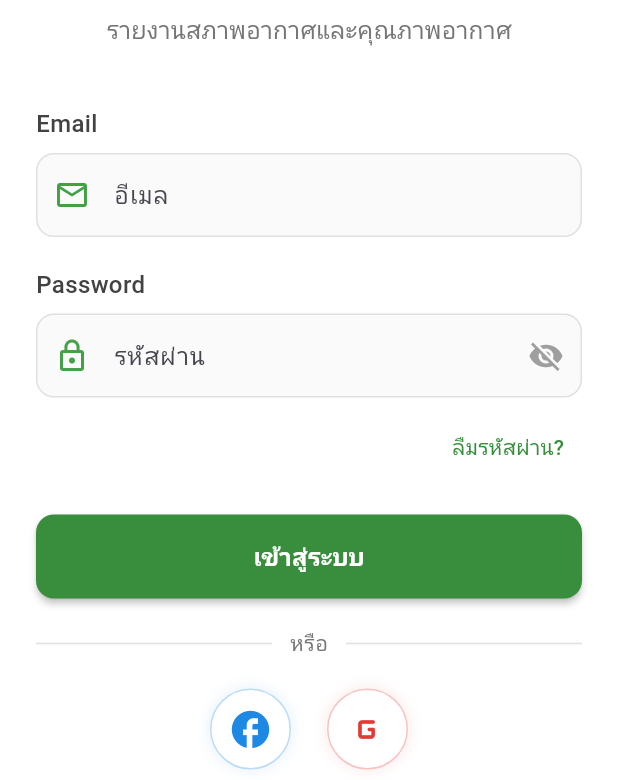
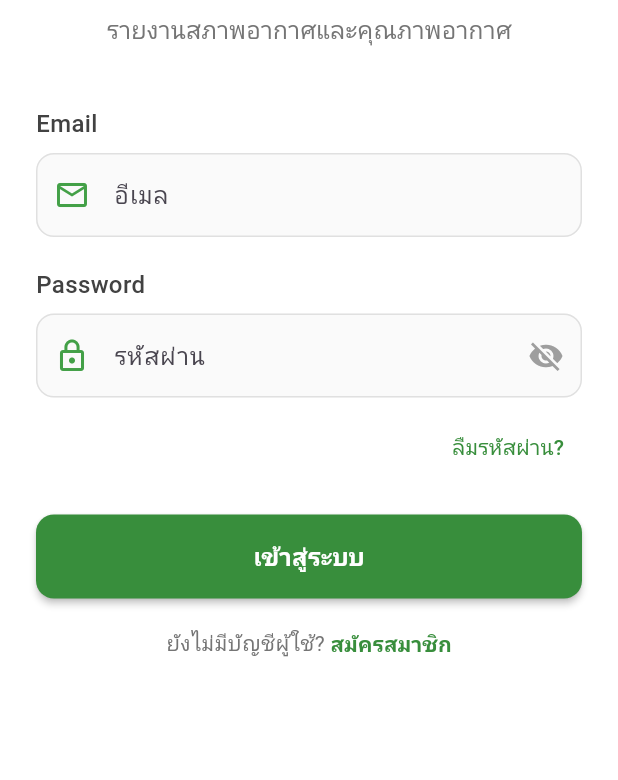
Before and after one commit to Chanathip24/GreenWeather, a Flutter app: the GreenUserProfilePage screen opened directly with empty values, on a phone screen of 412 x 824 dp, the part 456-1236 px from its top. Run offline on Flutter 3.47's test engine with Material 3 defaults, Android fonts, the phone set to English and light mode, and no system bars; our stand-ins replace dio, flutter_dotenv, shared_preferences; missing offline and left inert: dart:ffi; accounts and stored records are empty; network calls fail; Roboto replaces fonts that are missing (Kanit).

Commit message:
remove social media login

```diff
--- a/greenweather/lib/model/userModel.dart
+++ b/greenweather/lib/model/userModel.dart
@@ -49,38 +49,38 @@ class Usermodel {
 TierModel _getTierFromPoints(int points) {
   if (points < 100) {
     return TierModel(
-      name: 'Seedling',
+      name: 'Raindrop',
       minPoints: 0,
       maxPoints: 99,
-      description: 'Just getting started on your eco journey.',
+      description: 'Every drop counts — you’ve just started!',
     );
   } else if (points < 300) {
     return TierModel(
-      name: 'Planter',
+      name: 'Breeze',
       minPoints: 100,
       maxPoints: 299,
-      description: 'Helping the planet by being consistent.',
+      description: 'Your actions are making a gentle impact.',
     );
   } else if (points < 600) {
     return TierModel(
-      name: 'Grower',
+      name: 'Sunbeam',
       minPoints: 300,
       maxPoints: 599,
-      description: 'Actively making a difference.',
+      description: 'You’re bringing real light to the planet.',
     );
   } else if (points < 1000) {
     return TierModel(
-      name: 'Guardian',
+      name: 'Riverflow',
       minPoints: 600,
       maxPoints: 999,
-      description: 'Protecting the Earth with your actions.',
+      description: 'Your efforts are flowing strong and steady.',
     );
   } else {
     return TierModel(
-      name: 'Eco Hero',
+      name: 'Earthkeeper',
       minPoints: 1000,
       maxPoints: 999999,
-      description: 'You are a true hero for the environment!',
+      description: 'You’re a true guardian of the Earth!',
     );
   }
 }
--- a/greenweather/lib/screens/leaderboardPage.dart
+++ b/greenweather/lib/screens/leaderboardPage.dart
@@ -16,7 +16,6 @@ class _LeaderboardpageState extends State<Leaderboardpage> {
   Usermodel? _previousUserdata;
   bool _isInit = false;
 
-
   @override
   void didChangeDependencies() {
     super.didChangeDependencies();
@@ -31,7 +30,6 @@ class _LeaderboardpageState extends State<Leaderboardpage> {
     if (!_isInit || currentUser?.id != _previousUserdata?.id) {
       _previousUserdata = currentUser;
       _isInit = true;
-
 
       try {
         WidgetsBinding.instance.addPostFrameCallback((_) async {
@@ -50,8 +48,6 @@ class _LeaderboardpageState extends State<Leaderboardpage> {
   }
 
   Future<void> _refreshData() async {
-
-
     try {
       await Provider.of<UserlistProvider>(context, listen: false).getAllUser();
     } catch (e) {
--- a/greenweather/lib/screens/loginPage.dart
+++ b/greenweather/lib/screens/loginPage.dart
@@ -298,51 +298,51 @@ class _LoginPageState extends State<LoginPage> {
                 ),
                 const SizedBox(height: 20),
                 // Divider with text
-                Row(
-                  children: [
-                    Expanded(
-                      child: Divider(
-                        thickness: 1,
-                        color: Colors.grey.shade300,
-                      ),
-                    ),
-                    Padding(
-                      padding: const EdgeInsets.symmetric(horizontal: 12),
-                      child: Text(
-                        'หรือ',
-                        style: TextStyle(
-                          color: Colors.grey.shade600,
-                          fontSize: 14,
-                        ),
-                      ),
-                    ),
-                    Expanded(
-                      child: Divider(
-                        thickness: 1,
-                        color: Colors.grey.shade300,
-                      ),
-                    ),
-                  ],
-                ),
-                const SizedBox(height: 20),
+                // Row(
+                //   children: [
+                //     Expanded(
+                //       child: Divider(
+                //         thickness: 1,
+                //         color: Colors.grey.shade300,
+                //       ),
+                //     ),
+                //     Padding(
+                //       padding: const EdgeInsets.symmetric(horizontal: 12),
+                //       child: Text(
+                //         'หรือ',
+                //         style: TextStyle(
+                //           color: Colors.grey.shade600,
+                //           fontSize: 14,
+                //         ),
+                //       ),
+                //     ),
+                //     Expanded(
+                //       child: Divider(
+                //         thickness: 1,
+                //         color: Colors.grey.shade300,
+                //       ),
+                //     ),
+                //   ],
+                // ),
+                // const SizedBox(height: 20),
 
-                Row(
-                  mainAxisAlignment: MainAxisAlignment.center,
-                  children: [
-                    _socialLoginButton(
-                      icon: Icons.facebook,
-                      color: Colors.blue.shade600,
-                      onPressed: () {},
-                    ),
-                    const SizedBox(width: 24),
-                    _socialLoginButton(
-                      icon: Icons.g_mobiledata_rounded,
-                      color: Colors.red.shade600,
-                      onPressed: () {},
-                    ),
-                  ],
-                ),
-                const SizedBox(height: 30),
+                // Row(
+                //   mainAxisAlignment: MainAxisAlignment.center,
+                //   children: [
+                //     _socialLoginButton(
+                //       icon: Icons.facebook,
+                //       color: Colors.blue.shade600,
+                //       onPressed: () {},
+                //     ),
+                //     const SizedBox(width: 24),
+                //     _socialLoginButton(
+                //       icon: Icons.g_mobiledata_rounded,
+                //       color: Colors.red.shade600,
+                //       onPressed: () {},
+                //     ),
+                //   ],
+                // ),
+                // const SizedBox(height: 30),
                 Row(
                   mainAxisAlignment: MainAxisAlignment.center,
                   children: [
--- a/greenweather/lib/screens/profilePage.dart
+++ b/greenweather/lib/screens/profilePage.dart
@@ -182,7 +182,7 @@ class _GreenUserProfilePageState extends State<GreenUserProfilePage>
                         padding: const EdgeInsets.symmetric(
                             horizontal: 8, vertical: 2),
                       ),
-
+                      Text(widget.user?.tier?.description ?? ""),
                       const SizedBox(height: 24),
 
                       // Points Card
```
Also changed, not shown: greenweather/lib/screens/registerPage.dart (+39 -39 lines).
